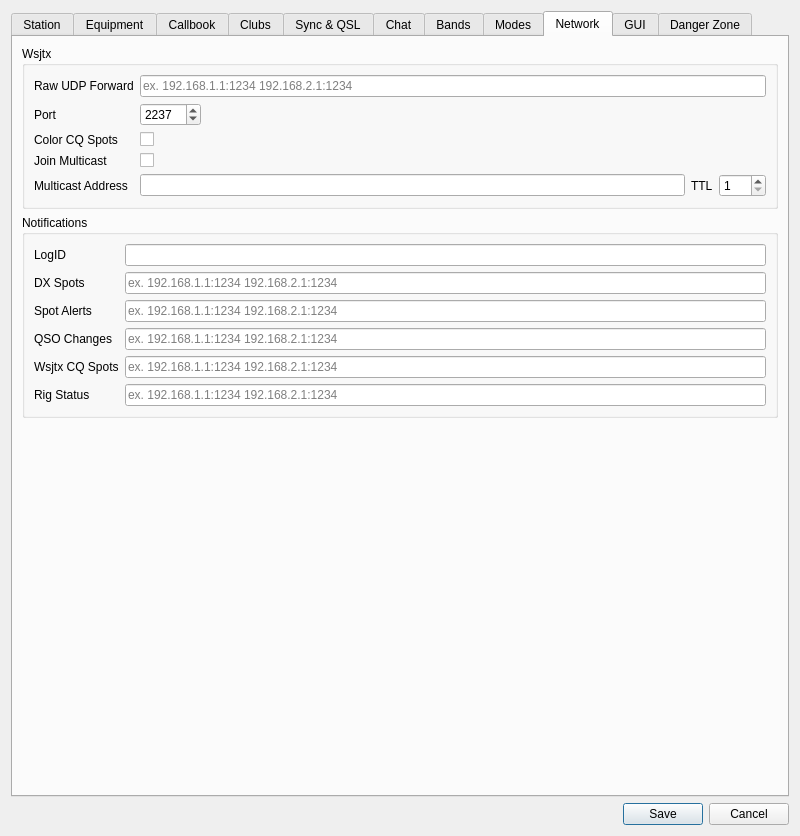
Above: ui/SettingsDialog.ui from aa5sh/QLog before the change. Below: the same form after it.
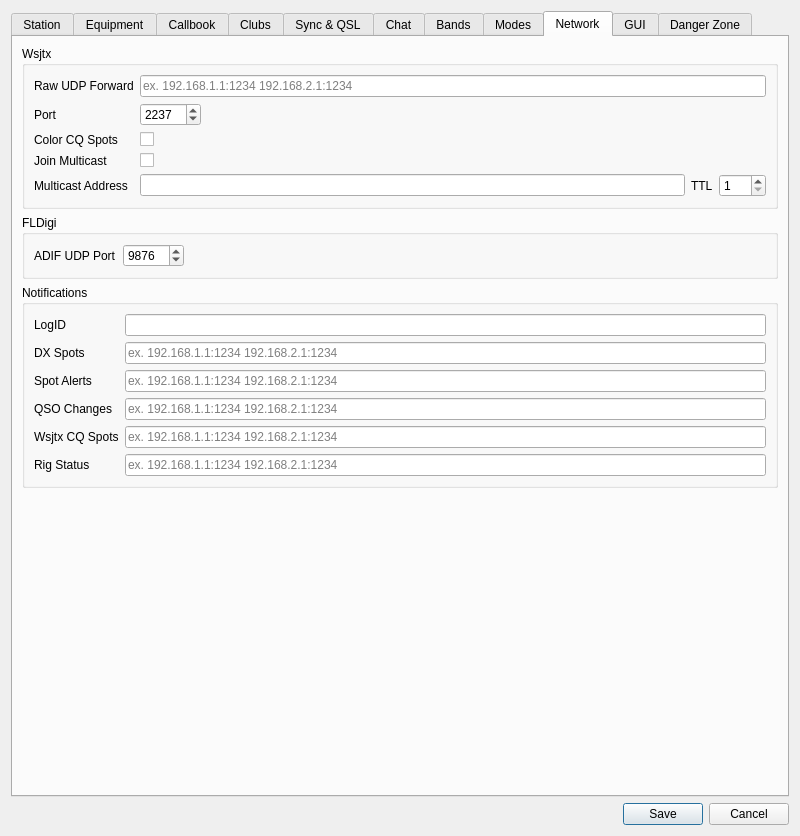
That is the form after the change. The open tabs and pages were chosen to show the change. Icons and pictures are not drawn. Custom widgets are drawn as their Qt base class.

Commit message: Fixed #1113 - FLDigi UDP: Add FLDigi ADIF UDP receiver

```diff
--- a/ui/SettingsDialog.ui
+++ b/ui/SettingsDialog.ui
@@ -4652,6 +4652,44 @@
            </widget>
           </item>
          </layout>
+       </widget>
+      </item>
+      <item>
+        <widget class="QGroupBox" name="fldigiUDPGroupBox">
+         <property name="title">
+          <string>FLDigi</string>
+         </property>
+         <layout class="QFormLayout" name="fldigiUDPFormLayout">
+          <item row="0" column="0">
+           <widget class="QLabel" name="fldigiUDPPortLabel">
+            <property name="text">
+             <string>ADIF UDP Port</string>
+            </property>
+           </widget>
+          </item>
+          <item row="0" column="1">
+           <widget class="QSpinBox" name="fldigiUDPPortSpin">
+            <property name="sizePolicy">
+             <sizepolicy hsizetype="Maximum" vsizetype="Fixed">
+              <horstretch>0</horstretch>
+              <verstretch>0</verstretch>
+             </sizepolicy>
+            </property>
+            <property name="toolTip">
+             <string>Port where QLog listens for incoming ADIF records from FLDigi</string>
+            </property>
+            <property name="minimum">
+             <number>1025</number>
+            </property>
+            <property name="maximum">
+             <number>65534</number>
+            </property>
+            <property name="value">
+             <number>9876</number>
+            </property>
+           </widget>
+          </item>
+         </layout>
         </widget>
        </item>
        <item>
```
Left out of the diff: 1 changed line with no effect on the pictures. The commit also changes 7 other files.
